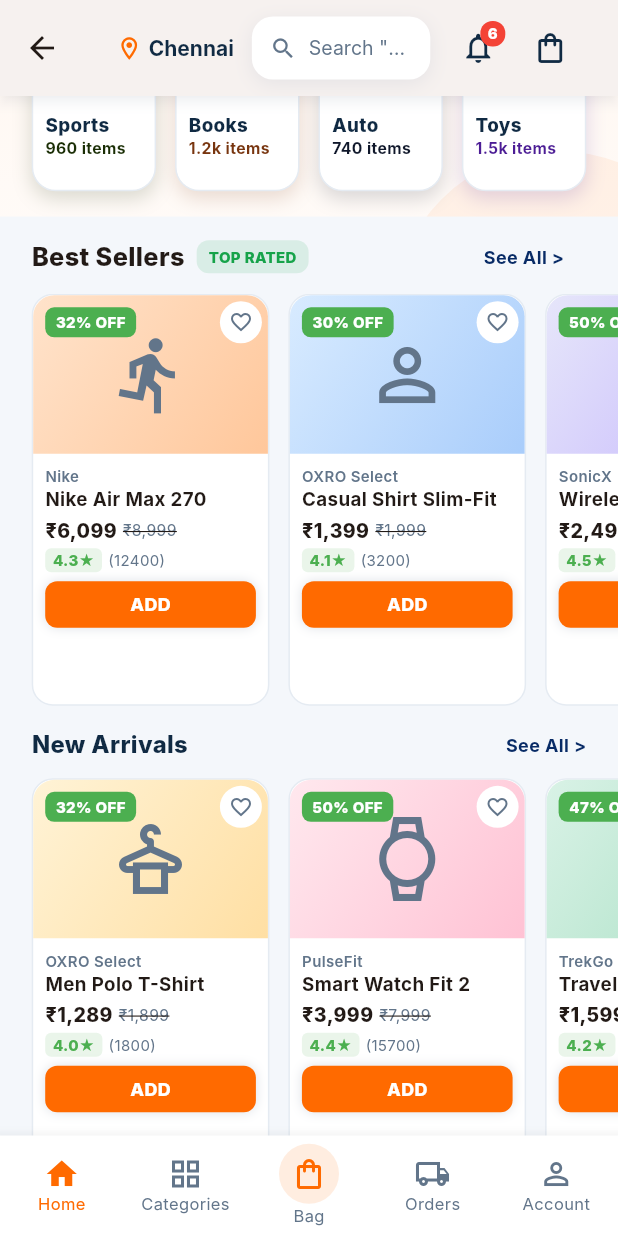
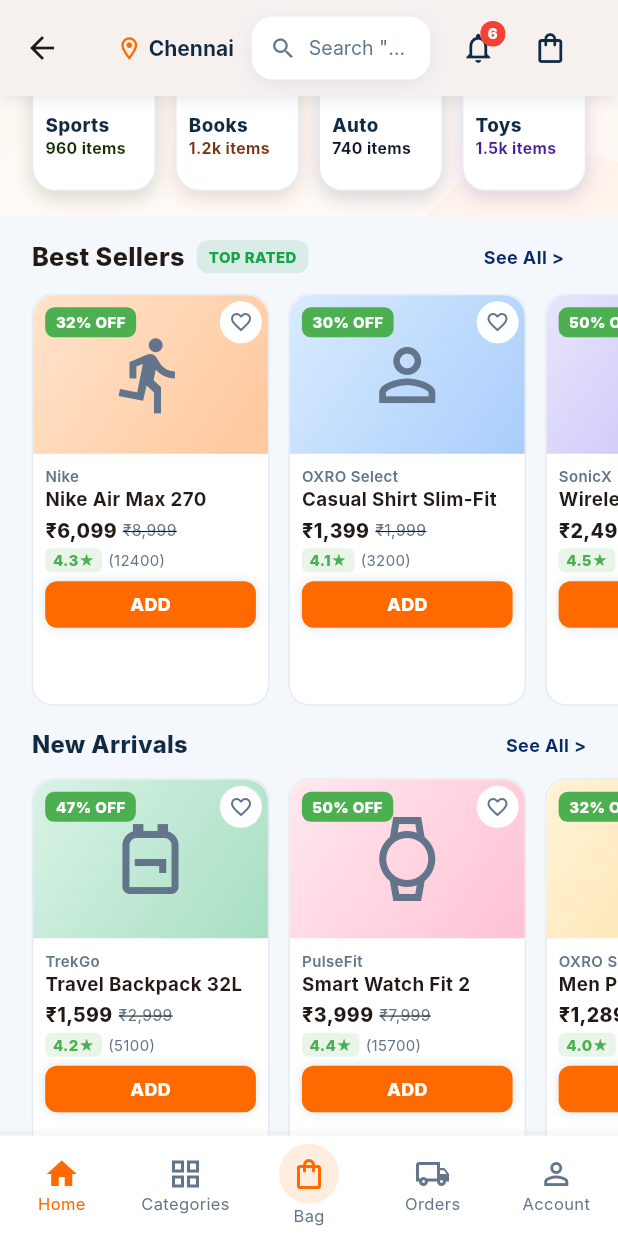
Before and after one commit to inovexglobalsolution-max/OXRO, a Flutter app: the HomeScreen screen opened directly, scrolled down 576 dp, on a phone screen of 412 x 824 dp. Run offline on Flutter 3.47's test engine with Material 3 defaults, Android fonts, the phone set to English and light mode, and no system bars; our stand-ins replace geolocator, shared_preferences; accounts and stored records are empty; Roboto replaces fonts that are missing (Inter).

Commit message:
home ADD pop animation, rails split 3+3, recent thumbs, ambient reduce, cart tests scroll fix

```diff
--- a/lib/app/widgets/add_button.dart
+++ b/lib/app/widgets/add_button.dart
@@ -20,7 +20,14 @@
       builder: (context, _) {
         final qty = CartStore.instance.qty(product.id);
         if (qty <= 0) {
-          return GestureDetector(
+          return TweenAnimationBuilder<double>(
+            key: ValueKey('add_pop_${product.id}_$qty'),
+            tween: Tween(begin: 0.85, end: 1.0),
+            duration: const Duration(milliseconds: 180),
+            curve: Curves.easeOutBack,
+            builder: (context, v, _) => Transform.scale(
+              scale: v,
+              child: GestureDetector(
             key: ValueKey('add_${product.id}'),
             onTap: () => CartStore.instance.add(product),
             behavior: HitTestBehavior.opaque,
@@ -42,9 +49,18 @@
                       fontWeight: FontWeight.w800,
                       color: Colors.white)),
             ),
+          ),
+            ),
           );
         }
-        return Container(
+        return TweenAnimationBuilder<double>(
+          key: ValueKey('stepper_pop_${product.id}_$qty'),
+          tween: Tween(begin: 0.85, end: 1.0),
+          duration: const Duration(milliseconds: 180),
+          curve: Curves.easeOutBack,
+          builder: (context, v, _) => Transform.scale(
+            scale: v,
+            child: Container(
           key: ValueKey('stepper_${product.id}'),
           width: double.infinity,
           decoration: BoxDecoration(
@@ -97,9 +113,11 @@
               ),
             ],
           ),
+            ),
+          ),
         );
-      },
-    );
+        },
+      );
   }
 }
 
--- a/lib/features/home/presentation/screens/home_screen.dart
+++ b/lib/features/home/presentation/screens/home_screen.dart
@@ -194,6 +194,60 @@
 
   void _soon(String what) {
     showOxroSnack(context, '$what — coming in the next screen');
+  }
+
+  /// Recently-viewed thumbnail (no AddButton/Hero — rails own the keys).
+  Widget _recentThumb(BuildContext context, Product p) {
+    return PressScale(
+      key: ValueKey('recent_${p.id}'),
+      onTap: () =>
+          pushScreen(context, ProductDetailScreen(product: p)),
+      child: Container(
+        width: context.rs(96),
+        decoration: BoxDecoration(
+          color: Colors.white,
+          borderRadius: BorderRadius.circular(12),
+          border: Border.all(color: OxroColors.border),
+        ),
+        child: Column(
+          mainAxisAlignment: MainAxisAlignment.center,
+          children: [
+            Container(
+              width: context.rs(48),
+              height: context.rs(48),
+              alignment: Alignment.center,
+              decoration: BoxDecoration(
+                gradient: LinearGradient(
+                    colors: p.colors,
+                    begin: Alignment.topLeft,
+                    end: Alignment.bottomRight),
+                shape: BoxShape.circle,
+              ),
+              child: Icon(p.icon,
+                  size: 24, color: OxroColors.muted),
+            ),
+            const SizedBox(height: 6),
+            Padding(
+              padding:
+                  const EdgeInsets.symmetric(horizontal: 6),
+              child: Text(p.name,
+                  maxLines: 1,
+                  overflow: TextOverflow.ellipsis,
+                  textAlign: TextAlign.center,
+                  style: const TextStyle(
+                      fontSize: 11,
+                      fontWeight: FontWeight.w700,
+                      color: OxroColors.charcoal)),
+            ),
+            Text(Product.inr(p.price),
+                style: const TextStyle(
+                    fontSize: 11,
+                    fontWeight: FontWeight.w800,
+                    color: OxroColors.dark)),
+          ],
+        ),
+      ),
+    );
   }
 
   /// Blinkit-style mini promo card (static, no timer).
@@ -382,7 +436,7 @@
                         height: 220,
                         decoration: BoxDecoration(
                           color: OxroColors.primary
-                              .withValues(alpha: 0.07),
+                              .withValues(alpha: 0.04),
                           shape: BoxShape.circle,
                         ),
                       ),
@@ -398,7 +452,7 @@
                         height: 200,
                         decoration: BoxDecoration(
                           color: OxroColors.royalBlue
-                              .withValues(alpha: 0.06),
+                              .withValues(alpha: 0.035),
                           shape: BoxShape.circle,
                         ),
                       ),
@@ -995,12 +1049,13 @@
                           scrollDirection: Axis.horizontal,
                           padding: EdgeInsets.symmetric(
                               horizontal: context.padX),
-                          itemCount: homeDeals.length,
+                          itemCount: 3,
                           separatorBuilder: (context, _) =>
                               SizedBox(
                                   width: context.rs(12)),
                           itemBuilder: (_, i) =>
-                              _dealCard(homeDeals[i], hero: false),
+                              _dealCard(homeDeals[i],
+                                  hero: false),
                         ),
                       ),
                       SizedBox(height: context.rs(14)),
@@ -1039,15 +1094,12 @@
                           scrollDirection: Axis.horizontal,
                           padding: EdgeInsets.symmetric(
                               horizontal: context.padX),
-                          itemCount: homeDeals.length,
+                          itemCount: 3,
                           separatorBuilder: (context, _) =>
                               SizedBox(
                                   width: context.rs(12)),
                           itemBuilder: (_, i) => _dealCard(
-                              homeDeals[
-                                  homeDeals.length -
-                                      1 -
-                                      i],
+                              homeDeals[3 + i],
                               hero: false),
                         ),
                       ),
@@ -1143,7 +1195,7 @@
                     ),
                     SizedBox(height: context.rs(10)),
                     SizedBox(
-                      height: context.rs(260),
+                      height: context.rs(120),
                       child: ListView.separated(
                         key: const ValueKey(
                             'recent_rail'),
@@ -1158,8 +1210,11 @@
                             SizedBox(
                                 width:
                                     context.rs(12)),
-                        itemBuilder: (_, i) => _dealCard(
-                            homeDeals[i], hero: false),
+                        // No AddButton/Hero here: avoids duplicate
+                        // keys + hero tags with the rails above.
+                        itemBuilder: (_, i) =>
+                            _recentThumb(
+                                context, homeDeals[i]),
                       ),
                     ),
                     SizedBox(height: context.rs(16)),
```
Also changed, not shown: 1 other file.
